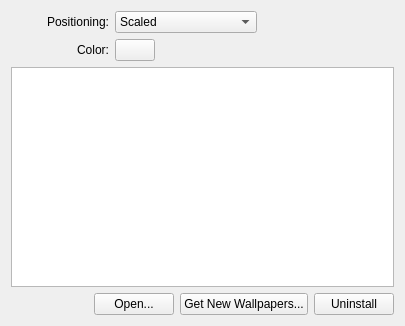
The window that clock/contents/ui/config.ui (lmiphay/pdamsten-plasmoids) describes before a commit, drawn with Qt 5.
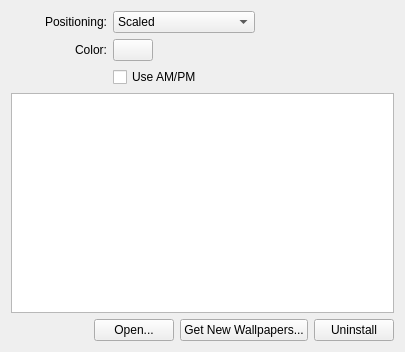
The same window after the commit. Custom widgets are drawn as their Qt base class.

Commit message: Add am/pm handling

```diff
--- a/clock/contents/ui/config.ui
+++ b/clock/contents/ui/config.ui
@@ -11,7 +11,7 @@
    </rect>
   </property>
   <layout class="QGridLayout" name="gridLayout">
-   <item row="2" column="0" colspan="3">
+   <item row="3" column="0" colspan="3">
     <widget class="QListView" name="clockWallpaperView">
      <property name="minimumSize">
       <size>
@@ -145,7 +145,7 @@
      </item>
     </layout>
    </item>
-   <item row="3" column="0" colspan="3">
+   <item row="4" column="0" colspan="3">
     <layout class="QHBoxLayout" name="horizontalLayout_3">
      <item>
       <spacer name="horizontalSpacer">
@@ -183,6 +183,13 @@
      </item>
     </layout>
    </item>
+   <item row="2" column="1">
+    <widget class="QCheckBox" name="ampmCheck">
+     <property name="text">
+      <string>Use AM/PM</string>
+     </property>
+    </widget>
+   </item>
   </layout>
  </widget>
  <customwidgets>
```
The commit also changes 2 other files.
